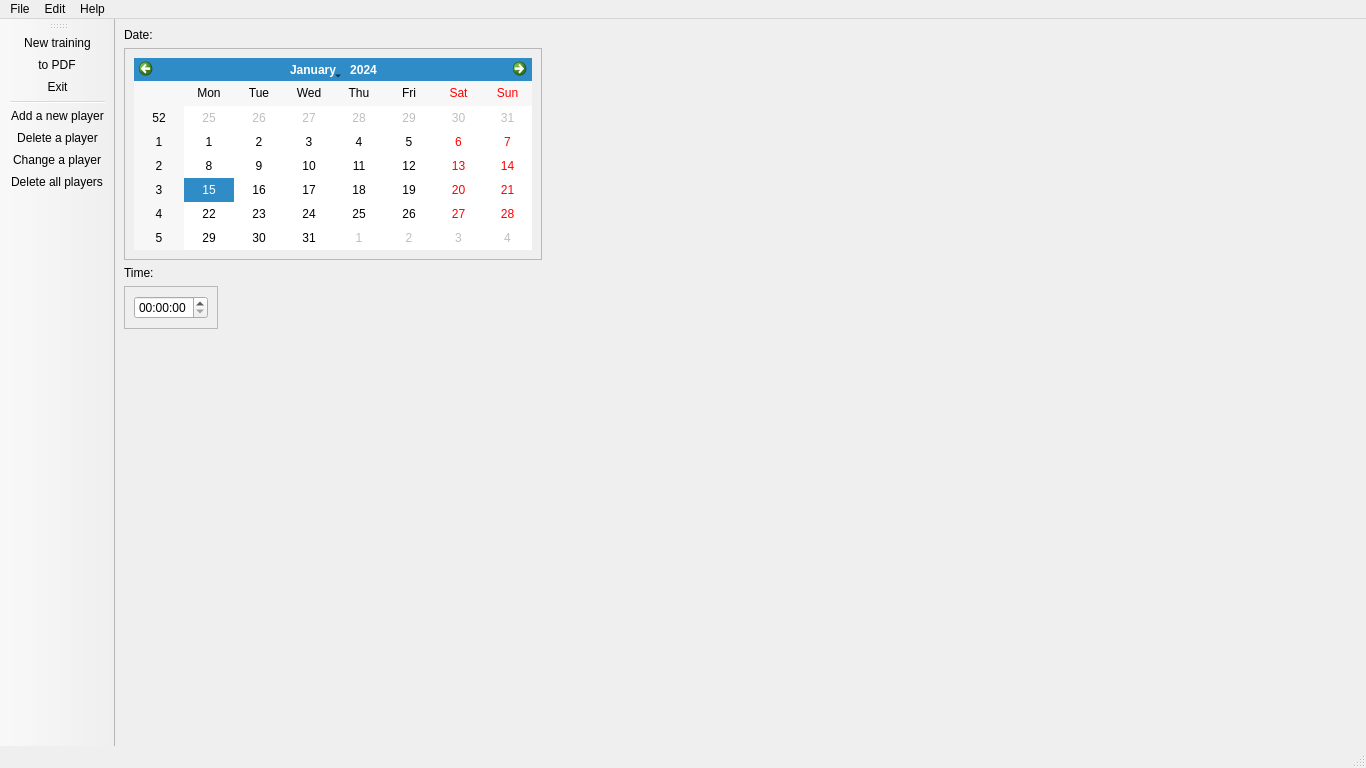
First picture: the form in BVB_Manager/bvb_manager.ui, repository Sautenko-Andrey/BVB_Manager, before the edit.
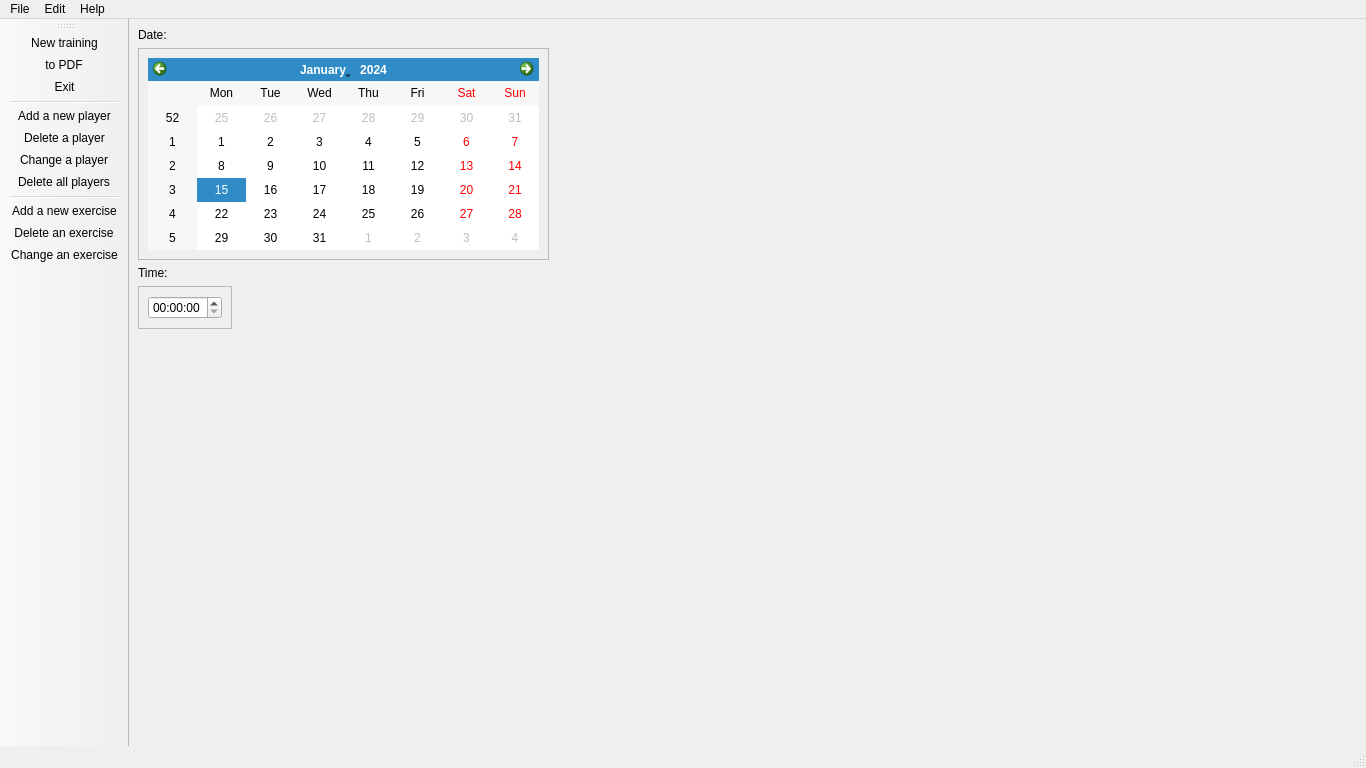
Second picture: the form after the edit. Icons and pictures are not drawn.

Commit message: module change player has been completed. Have a little bug with delete player module. Have started working on exercise modules.

```diff
--- a/BVB_Manager/bvb_manager.ui
+++ b/BVB_Manager/bvb_manager.ui
@@ -187,6 +187,10 @@
    <addaction name="actionDelete_a_player"/>
    <addaction name="actionChange_a_player"/>
    <addaction name="actionDelete_all_players"/>
+   <addaction name="separator"/>
+   <addaction name="actionAdd_a_new_exercise"/>
+   <addaction name="actionDelete_an_exercise"/>
+   <addaction name="actionChange_an_exercise"/>
   </widget>
   <action name="actionNew_training">
    <property name="icon">
@@ -251,6 +255,33 @@
     <string>Delete all players</string>
    </property>
   </action>
+  <action name="actionAdd_a_new_exercise">
+   <property name="icon">
+    <iconset resource="res.qrc">
+     <normaloff>:/images/add_exercise.png</normaloff>:/images/add_exercise.png</iconset>
+   </property>
+   <property name="text">
+    <string>Add a new exercise</string>
+   </property>
+  </action>
+  <action name="actionDelete_an_exercise">
+   <property name="icon">
+    <iconset resource="res.qrc">
+     <normaloff>:/images/delete_exercise.png</normaloff>:/images/delete_exercise.png</iconset>
+   </property>
+   <property name="text">
+    <string>Delete an exercise</string>
+   </property>
+  </action>
+  <action name="actionChange_an_exercise">
+   <property name="icon">
+    <iconset resource="res.qrc">
+     <normaloff>:/images/change_exercise.png</normaloff>:/images/change_exercise.png</iconset>
+   </property>
+   <property name="text">
+    <string>Change an exercise</string>
+   </property>
+  </action>
  </widget>
  <resources>
   <include location="res.qrc"/>
```
Left out of the diff: 3 changed lines with no effect on the pictures. The commit also changes 18 other files.
